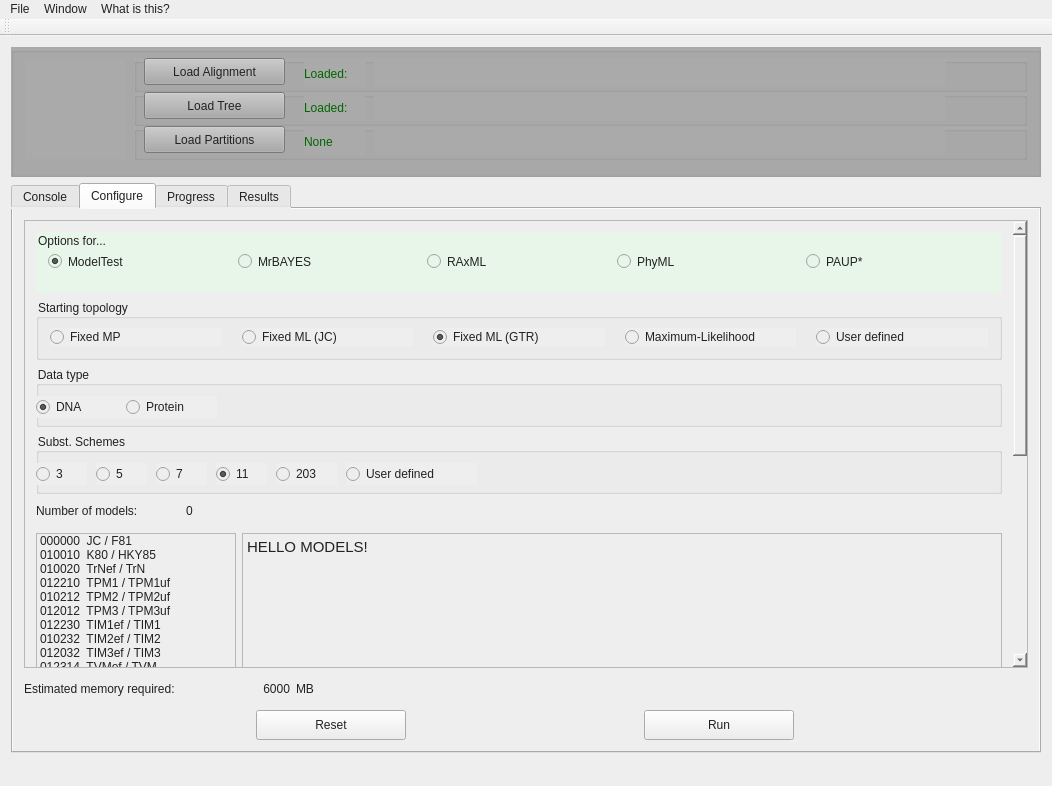
ddarriba/modeltest, file src/modeltest_gui.ui: the form before one commit.
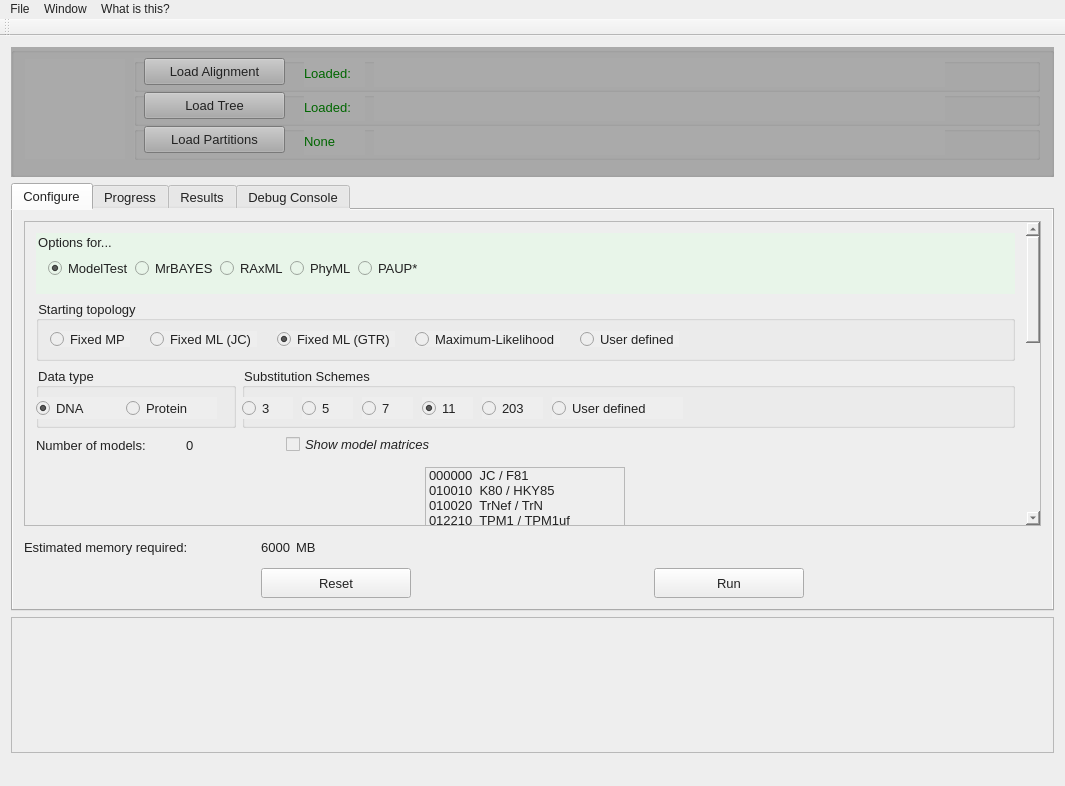
The form after the commit. The open tabs and pages were chosen to show the change. Icons and pictures are not drawn.

```diff
--- a/src/modeltest_gui.ui
+++ b/src/modeltest_gui.ui
@@ -6,7 +6,7 @@
    <rect>
     <x>0</x>
     <y>0</y>
-    <width>1052</width>
+    <width>1065</width>
     <height>786</height>
    </rect>
   </property>
@@ -51,6 +51,12 @@
         <height>130</height>
        </size>
       </property>
+      <property name="font">
+       <font>
+        <family>Arial</family>
+        <pointsize>10</pointsize>
+       </font>
+      </property>
       <property name="styleSheet">
        <string notr="true">background: #aaa;</string>
       </property>
@@ -111,6 +117,12 @@
              <height>31</height>
             </size>
            </property>
+           <property name="font">
+            <font>
+             <family>Arial</family>
+             <pointsize>10</pointsize>
+            </font>
+           </property>
            <property name="title">
             <string notr="true"/>
            </property>
@@ -129,6 +141,7 @@
             <property name="font">
              <font>
               <family>Arial</family>
+              <pointsize>10</pointsize>
               <italic>false</italic>
              </font>
             </property>
@@ -175,6 +188,7 @@
             <property name="font">
              <font>
               <family>Arial</family>
+              <pointsize>10</pointsize>
               <weight>50</weight>
               <italic>false</italic>
               <bold>false</bold>
@@ -197,6 +211,12 @@
              <height>31</height>
             </size>
            </property>
+           <property name="font">
+            <font>
+             <family>Arial</family>
+             <pointsize>10</pointsize>
+            </font>
+           </property>
            <property name="title">
             <string notr="true"/>
            </property>
@@ -236,6 +256,7 @@
             <property name="font">
              <font>
               <family>Arial</family>
+              <pointsize>10</pointsize>
               <italic>false</italic>
              </font>
             </property>
@@ -258,6 +279,7 @@
             <property name="font">
              <font>
               <family>Arial</family>
+              <pointsize>10</pointsize>
               <weight>50</weight>
               <italic>false</italic>
               <bold>false</bold>
@@ -280,6 +302,12 @@
              <height>31</height>
             </size>
            </property>
+           <property name="font">
+            <font>
+             <family>Arial</family>
+             <pointsize>10</pointsize>
+            </font>
+           </property>
            <property name="title">
             <string notr="true"/>
            </property>
@@ -319,6 +347,7 @@
             <property name="font">
              <font>
               <family>Arial</family>
+              <pointsize>10</pointsize>
               <italic>false</italic>
              </font>
             </property>
@@ -344,6 +373,7 @@
             <property name="font">
              <font>
               <family>Arial</family>
+              <pointsize>10</pointsize>
               <weight>50</weight>
               <italic>false</italic>
               <bold>false</bold>
@@ -364,6 +394,8 @@
      </widget>
     </item>
     <item>
+     <layout class="QHBoxLayout" name="horizontalLayout_8">
+      <item>
      <widget class="QTabWidget" name="tabView">
       <property name="enabled">
        <bool>true</bool>
@@ -371,6 +403,7 @@
       <property name="font">
        <font>
         <family>Arial</family>
+          <pointsize>10</pointsize>
        </font>
       </property>
       <property name="styleSheet">
@@ -391,28 +424,6 @@
       <property name="elideMode">
        <enum>Qt::ElideNone</enum>
       </property>
-      <widget class="QWidget" name="tab_console">
-       <attribute name="icon">
-        <iconset>
-         <normaloff>../IMG/console-icon.png</normaloff>../IMG/console-icon.png</iconset>
-       </attribute>
-       <attribute name="title">
-        <string>Console</string>
-       </attribute>
-       <layout class="QHBoxLayout" name="horizontalLayout_2">
-        <item>
-         <widget class="QTextBrowser" name="txt_messages">
-          <property name="html">
-           <string>&lt;!DOCTYPE HTML PUBLIC &quot;-//W3C//DTD HTML 4.0//EN&quot; &quot;http://www.w3.org/TR/REC-html40/strict.dtd&quot;&gt;
-&lt;html&gt;&lt;head&gt;&lt;meta name=&quot;qrichtext&quot; content=&quot;1&quot; /&gt;&lt;style type=&quot;text/css&quot;&gt;
-p, li { white-space: pre-wrap; }
-&lt;/style&gt;&lt;/head&gt;&lt;body style=&quot; font-family:'Ubuntu'; font-size:11pt; font-weight:400; font-style:normal;&quot;&gt;
-&lt;p style=&quot;-qt-paragraph-type:empty; margin-top:0px; margin-bottom:0px; margin-left:0px; margin-right:0px; -qt-block-indent:0; text-indent:0px;&quot;&gt;&lt;br /&gt;&lt;/p&gt;&lt;/body&gt;&lt;/html&gt;</string>
-          </property>
-         </widget>
-        </item>
-       </layout>
-      </widget>
       <widget class="QWidget" name="tab_configure">
        <attribute name="icon">
         <iconset>
@@ -424,6 +435,12 @@
        <layout class="QVBoxLayout" name="verticalLayout_10">
         <item>
          <widget class="QScrollArea" name="grpOptions">
+            <property name="font">
+             <font>
+              <family>Arial</family>
+              <pointsize>10</pointsize>
+             </font>
+            </property>
           <property name="widgetResizable">
            <bool>true</bool>
           </property>
@@ -432,8 +449,8 @@
             <rect>
              <x>0</x>
              <y>0</y>
-             <width>994</width>
-             <height>838</height>
+               <width>1005</width>
+               <height>773</height>
             </rect>
            </property>
            <layout class="QVBoxLayout" name="verticalLayout_8">
@@ -454,6 +471,7 @@
               <property name="font">
                <font>
                 <family>Arial</family>
+                  <pointsize>10</pointsize>
                 <italic>false</italic>
                </font>
               </property>
@@ -468,13 +486,14 @@
               </property>
               <layout class="QHBoxLayout" name="horizontalLayout_4">
                <property name="topMargin">
-                <number>9</number>
+                  <number>20</number>
                </property>
                <item>
                 <widget class="QRadioButton" name="radSetModelTest">
                  <property name="font">
                   <font>
                    <family>Arial</family>
+                     <pointsize>10</pointsize>
                    <italic>false</italic>
                   </font>
                  </property>
@@ -494,6 +513,7 @@
                  <property name="font">
                   <font>
                    <family>Arial</family>
+                     <pointsize>10</pointsize>
                    <italic>false</italic>
                   </font>
                  </property>
@@ -513,6 +533,7 @@
                  <property name="font">
                   <font>
                    <family>Arial</family>
+                     <pointsize>10</pointsize>
                    <italic>false</italic>
                   </font>
                  </property>
@@ -529,6 +550,7 @@
                  <property name="font">
                   <font>
                    <family>Arial</family>
+                     <pointsize>10</pointsize>
                    <italic>false</italic>
                   </font>
                  </property>
@@ -545,6 +567,7 @@
                  <property name="font">
                   <font>
                    <family>Arial</family>
+                     <pointsize>10</pointsize>
                    <italic>false</italic>
                   </font>
                  </property>
@@ -556,6 +579,19 @@
                  </property>
                 </widget>
                </item>
+                 <item>
+                  <spacer name="horizontalSpacer_2">
+                   <property name="orientation">
+                    <enum>Qt::Horizontal</enum>
+                   </property>
+                   <property name="sizeHint" stdset="0">
+                    <size>
+                     <width>40</width>
+                     <height>20</height>
+                    </size>
+                   </property>
+                  </spacer>
+                 </item>
               </layout>
              </widget>
             </item>
@@ -576,6 +612,7 @@
               <property name="font">
                <font>
                 <family>Arial</family>
+                  <pointsize>10</pointsize>
                 <italic>false</italic>
                </font>
               </property>
@@ -587,13 +624,14 @@
                 <number>20</number>
                </property>
                <property name="topMargin">
-                <number>9</number>
+                  <number>10</number>
                </property>
                <item>
                 <widget class="QRadioButton" name="radTopoFixedMp">
                  <property name="font">
                   <font>
                    <family>Arial</family>
+                     <pointsize>10</pointsize>
                    <italic>false</italic>
                   </font>
                  </property>
@@ -607,6 +645,7 @@
                  <property name="font">
                   <font>
                    <family>Arial</family>
+                     <pointsize>10</pointsize>
                    <italic>false</italic>
                   </font>
                  </property>
@@ -620,6 +659,7 @@
                  <property name="font">
                   <font>
                    <family>Arial</family>
+                     <pointsize>10</pointsize>
                    <italic>false</italic>
                   </font>
                  </property>
@@ -636,6 +676,7 @@
                  <property name="font">
                   <font>
                    <family>Arial</family>
+                     <pointsize>10</pointsize>
                    <italic>false</italic>
                   </font>
                  </property>
@@ -652,6 +693,7 @@
                  <property name="font">
                   <font>
                    <family>Arial</family>
+                     <pointsize>10</pointsize>
                    <italic>false</italic>
                   </font>
                  </property>
@@ -660,9 +702,27 @@
                  </property>
                 </widget>
                </item>
+                 <item>
+                  <spacer name="horizontalSpacer">
+                   <property name="orientation">
+                    <enum>Qt::Horizontal</enum>
+                   </property>
+                   <property name="sizeHint" stdset="0">
+                    <size>
+                     <width>40</width>
+                     <height>20</height>
+                    </size>
+                   </property>
+                  </spacer>
+                 </item>
               </layout>
              </widget>
             </item>
+              <item>
+               <layout class="QHBoxLayout" name="horizontalLayout_9">
+                <property name="topMargin">
+                 <number>0</number>
+                </property>
             <item>
              <widget class="QGroupBox" name="grpDataType">
               <property name="minimumSize">
@@ -673,13 +733,14 @@
               </property>
               <property name="maximumSize">
                <size>
-                <width>16777215</width>
+                    <width>200</width>
                 <height>61</height>
                </size>
               </property>
               <property name="font">
                <font>
                 <family>Arial</family>
+                    <pointsize>10</pointsize>
                 <italic>false</italic>
                </font>
               </property>
@@ -698,6 +759,7 @@
                <property name="font">
                 <font>
                  <family>Arial</family>
+                     <pointsize>10</pointsize>
                  <italic>false</italic>
                 </font>
                </property>
@@ -720,6 +782,7 @@
                <property name="font">
                 <font>
                  <family>Arial</family>
+                     <pointsize>10</pointsize>
                  <italic>false</italic>
                 </font>
                </property>
@@ -746,11 +809,12 @@
               <property name="font">
                <font>
                 <family>Arial</family>
+                    <pointsize>10</pointsize>
                 <italic>false</italic>
                </font>
               </property>
               <property name="title">
-               <string>Subst. Schemes</string>
+                   <string>Substitution Schemes</string>
               </property>
               <widget class="QRadioButton" name="radSchemes3">
                <property name="geometry">
@@ -764,6 +828,7 @@
                <property name="font">
                 <font>
                  <family>Arial</family>
+                     <pointsize>10</pointsize>
                  <italic>false</italic>
                 </font>
                </property>
@@ -783,6 +848,7 @@
                <property name="font">
                 <font>
                  <family>Arial</family>
+                     <pointsize>10</pointsize>
                  <italic>false</italic>
                 </font>
                </property>
@@ -802,6 +868,7 @@
                <property name="font">
                 <font>
                  <family>Arial</family>
+                     <pointsize>10</pointsize>
                  <italic>false</italic>
                 </font>
                </property>
@@ -821,6 +888,7 @@
                <property name="font">
                 <font>
                  <family>Arial</family>
+                     <pointsize>10</pointsize>
                  <italic>false</italic>
                 </font>
                </property>
@@ -843,6 +911,7 @@
                <property name="font">
                 <font>
                  <family>Arial</family>
+                     <pointsize>10</pointsize>
                  <italic>false</italic>
                 </font>
                </property>
@@ -865,6 +934,7 @@
                <property name="font">
                 <font>
                  <family>Arial</family>
+                     <pointsize>10</pointsize>
                  <italic>false</italic>
                 </font>
                </property>
@@ -876,6 +946,8 @@
                </property>
               </widget>
              </widget>
+                </item>
+               </layout>
             </item>
             <item>
              <layout class="QHBoxLayout" name="horizontalLayout_3">
@@ -899,6 +971,7 @@
                 <property name="font">
                  <font>
                   <family>Arial</family>
+                    <pointsize>10</pointsize>
                   <italic>false</italic>
                  </font>
                 </property>
@@ -924,6 +997,7 @@
                 <property name="font">
                  <font>
                   <family>Arial</family>
+                    <pointsize>10</pointsize>
                   <italic>false</italic>
                  </font>
                 </property>
@@ -932,6 +1006,33 @@
                 </property>
                </widget>
               </item>
+                <item>
+                 <widget class="QCheckBox" name="cbShowMatrices">
+                  <property name="font">
+                   <font>
+                    <family>Arial</family>
+                    <pointsize>10</pointsize>
+                    <italic>true</italic>
+                   </font>
+                  </property>
+                  <property name="text">
+                   <string>Show model matrices</string>
+                  </property>
+                 </widget>
+                </item>
+                <item>
+                 <spacer name="horizontalSpacer_3">
+                  <property name="orientation">
+                   <enum>Qt::Horizontal</enum>
+                  </property>
+                  <property name="sizeHint" stdset="0">
+                   <size>
+                    <width>40</width>
+                    <height>20</height>
+                   </size>
+                  </property>
+                 </spacer>
+                </item>
              </layout>
             </item>
             <item>
@@ -959,6 +1060,7 @@
                 <property name="font">
                  <font>
                   <family>Arial</family>
+                    <pointsize>10</pointsize>
                   <italic>false</italic>
                  </font>
                 </property>
@@ -1025,23 +1127,6 @@
                 </item>
                </widget>
               </item>
-              <item>
-               <widget class="QTextBrowser" name="textBrowser">
-                <property name="font">
-                 <font>
-                  <family>Arial</family>
-                  <italic>false</italic>
-                 </font>
-                </property>
-                <property name="html">
-                 <string>&lt;!DOCTYPE HTML PUBLIC &quot;-//W3C//DTD HTML 4.0//EN&quot; &quot;http://www.w3.org/TR/REC-html40/strict.dtd&quot;&gt;
-&lt;html&gt;&lt;head&gt;&lt;meta name=&quot;qrichtext&quot; content=&quot;1&quot; /&gt;&lt;style type=&quot;text/css&quot;&gt;
-p, li { white-space: pre-wrap; }
-&lt;/style&gt;&lt;/head&gt;&lt;body style=&quot; font-family:'Arial'; font-size:11pt; font-weight:400; font-style:normal;&quot;&gt;
-&lt;p style=&quot; margin-top:0px; margin-bottom:0px; margin-left:0px; margin-right:0px; -qt-block-indent:0; text-indent:0px;&quot;&gt;&lt;span style=&quot; font-family:'Ubuntu';&quot;&gt;HELLO MODELS!&lt;/span&gt;&lt;/p&gt;&lt;/body&gt;&lt;/html&gt;</string>
-                </property>
-               </widget>
-              </item>
              </layout>
             </item>
             <item>
@@ -1440,6 +1525,7 @@
               <property name="font">
                <font>
                 <family>Arial</family>
+                  <pointsize>10</pointsize>
                 <italic>false</italic>
                </font>
               </property>
@@ -1465,6 +1551,7 @@
               <property name="font">
                <font>
                 <family>Arial</family>
+                  <pointsize>10</pointsize>
                 <italic>false</italic>
                </font>
               </property>
@@ -1493,6 +1580,7 @@
               <property name="font">
                <font>
                 <family>Arial</family>
+                  <pointsize>10</pointsize>
                 <italic>false</italic>
                </font>
               </property>
@@ -1521,6 +1609,8 @@
               </property>
               <property name="font">
                <font>
+                  <family>Arial</family>
+                  <pointsize>10</pointsize>
                 <italic>false</italic>
                </font>
               </property>
@@ -1548,6 +1638,8 @@
               </property>
               <property name="font">
                <font>
+                  <family>Arial</family>
+                  <pointsize>10</pointsize>
                 <italic>false</italic>
                </font>
               </property>
@@ -1799,6 +1891,47 @@
         </item>
        </layout>
       </widget>
+        <widget class="QWidget" name="tab_console">
+         <attribute name="icon">
+          <iconset>
+           <normaloff>../IMG/console-icon.png</normaloff>../IMG/console-icon.png</iconset>
+         </attribute>
+         <attribute name="title">
+          <string>Debug Console</string>
+         </attribute>
+         <layout class="QHBoxLayout" name="horizontalLayout_2"/>
+        </widget>
+       </widget>
+      </item>
+     </layout>
+    </item>
+    <item>
+     <widget class="QTextBrowser" name="txt_messages">
+      <property name="minimumSize">
+       <size>
+        <width>400</width>
+        <height>100</height>
+       </size>
+      </property>
+      <property name="maximumSize">
+       <size>
+        <width>10000</width>
+        <height>10000</height>
+       </size>
+      </property>
+      <property name="font">
+       <font>
+        <family>Arial</family>
+        <pointsize>10</pointsize>
+       </font>
+      </property>
+      <property name="html">
+       <string>&lt;!DOCTYPE HTML PUBLIC &quot;-//W3C//DTD HTML 4.0//EN&quot; &quot;http://www.w3.org/TR/REC-html40/strict.dtd&quot;&gt;
+&lt;html&gt;&lt;head&gt;&lt;meta name=&quot;qrichtext&quot; content=&quot;1&quot; /&gt;&lt;style type=&quot;text/css&quot;&gt;
+p, li { white-space: pre-wrap; }
+&lt;/style&gt;&lt;/head&gt;&lt;body style=&quot; font-family:'Arial'; font-size:10pt; font-weight:400; font-style:normal;&quot;&gt;
+&lt;p style=&quot;-qt-paragraph-type:empty; margin-top:0px; margin-bottom:0px; margin-left:0px; margin-right:0px; -qt-block-indent:0; text-indent:0px; font-family:'Ubuntu'; font-size:11pt;&quot;&gt;&lt;br /&gt;&lt;/p&gt;&lt;/body&gt;&lt;/html&gt;</string>
+      </property>
      </widget>
     </item>
    </layout>
@@ -1808,7 +1941,7 @@
     <rect>
      <x>0</x>
      <y>0</y>
-     <width>1052</width>
+     <width>1065</width>
      <height>25</height>
     </rect>
    </property>
```
Left out of the diff: 147 changed lines with no effect on the pictures. Lines whose indentation alone changed are shown as unchanged.
